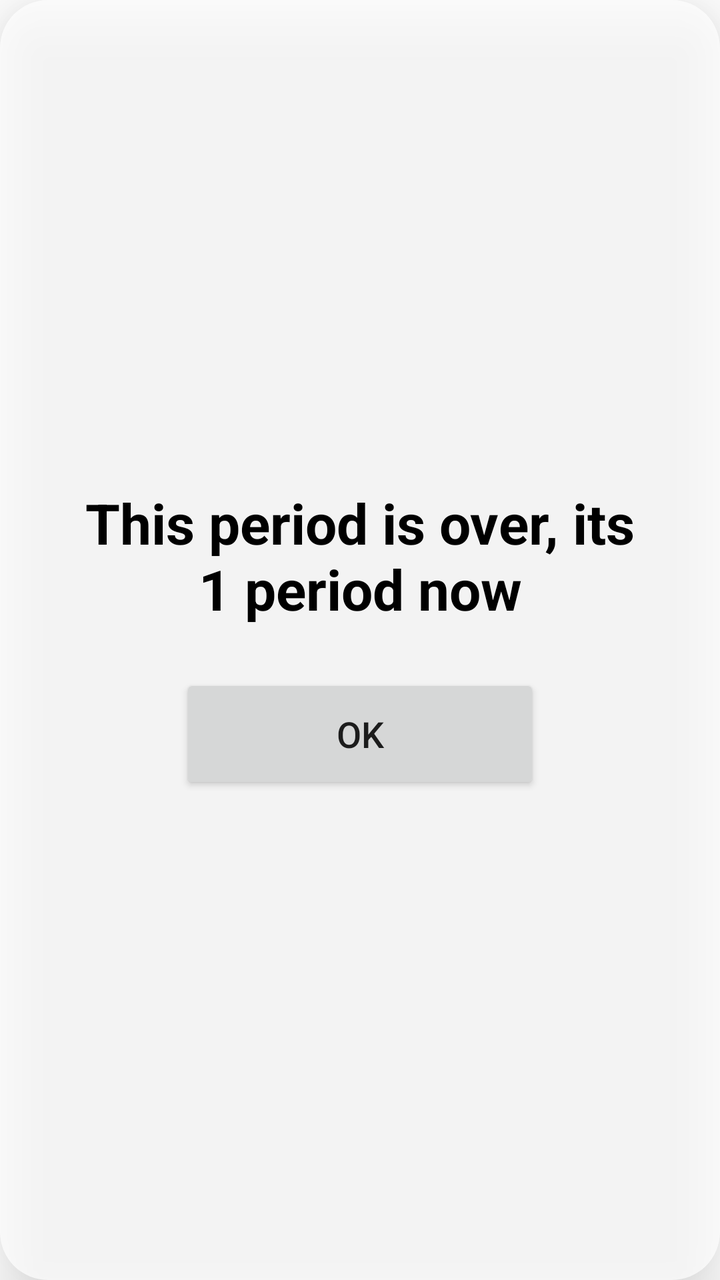
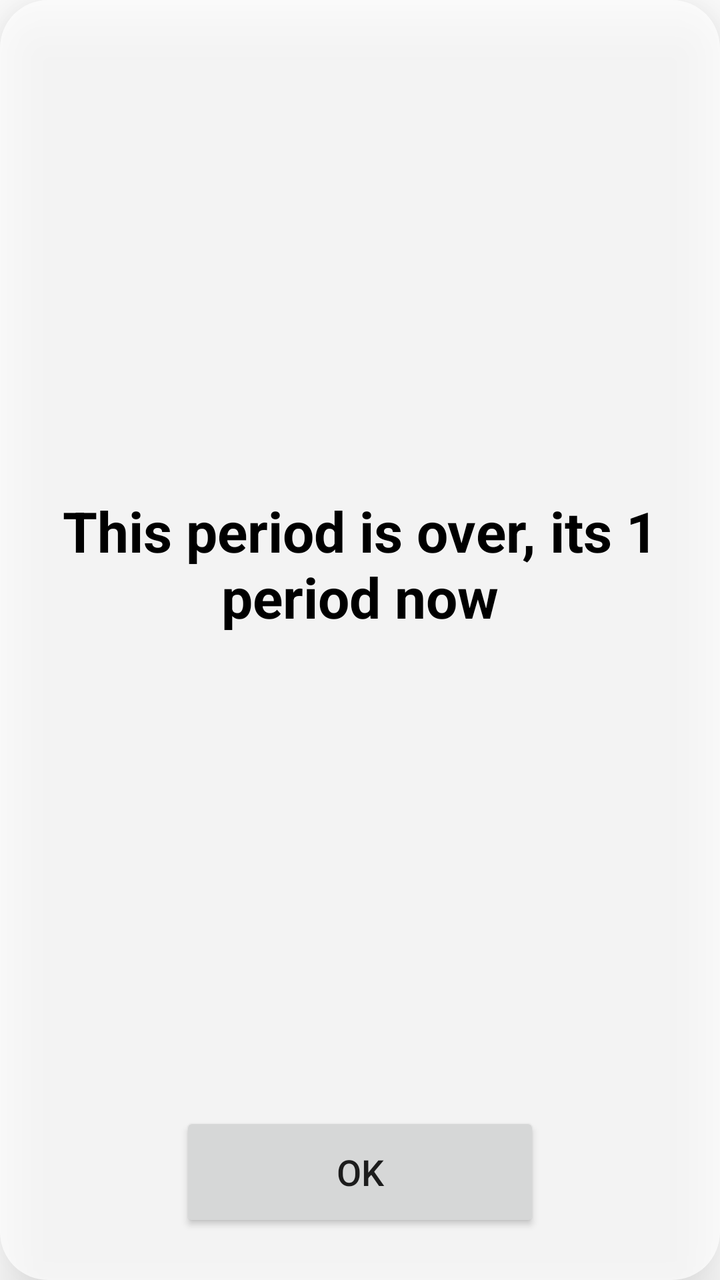

An Android layout rendered at two revisions. The XML below is the earlier revision; the diff shows what the commit changed to produce the second picture.
<!-- AndroidManifest.xml: application theme Theme.GeneoClockOverlay -->
<!-- res/layout/overlay_period_popup.xml -->
<?xml version="1.0" encoding="utf-8"?>
<LinearLayout xmlns:android="http://schemas.android.com/apk/res/android"
    android:layout_width="420dp"
    android:layout_height="wrap_content"
    android:orientation="vertical"
    android:background="@drawable/bg_clock_pill"
    android:padding="32dp"
    android:elevation="18dp"
    android:gravity="center">

    <TextView
        android:id="@+id/tvPopupMessage"
        android:layout_width="match_parent"
        android:layout_height="wrap_content"
        android:gravity="center"
        android:text="This period is over, its 1 period now"
        android:textColor="#000000"
        android:textSize="28sp"
        android:textStyle="bold"
        android:layout_marginBottom="24dp" />

    <Button
        android:id="@+id/btnPopupOk"
        android:layout_width="180dp"
        android:layout_height="60dp"
        android:textSize="18sp"
        android:text="OK" />

</LinearLayout>
<!-- resources referenced by this layout -->
<resources>
  <!-- drawable bg_clock_pill (drawable) -->
  <?xml version="1.0" encoding="utf-8"?>
  <shape xmlns:android="http://schemas.android.com/apk/res/android"
      android:shape="rectangle">
      <solid android:color="#B3FFFFFF" />
      <corners android:radius="24dp" />
  </shape>
  <style name="Theme.GeneoClockOverlay" parent="Theme.MaterialComponents.DayNight.NoActionBar" />
</resources>

<!-- the commit's change to res/layout/overlay_period_popup.xml (unified diff, before → after) -->
@@ -1,23 +1,24 @@
 <?xml version="1.0" encoding="utf-8"?>
 <LinearLayout xmlns:android="http://schemas.android.com/apk/res/android"
-    android:layout_width="420dp"
-    android:layout_height="wrap_content"
+    android:layout_width="match_parent"
+    android:layout_height="match_parent"
     android:orientation="vertical"
     android:background="@drawable/bg_clock_pill"
-    android:padding="32dp"
+    android:padding="24dp"
     android:elevation="18dp"
     android:gravity="center">
 
     <TextView
         android:id="@+id/tvPopupMessage"
         android:layout_width="match_parent"
-        android:layout_height="wrap_content"
+        android:layout_height="0dp"
+        android:layout_weight="1"
         android:gravity="center"
         android:text="This period is over, its 1 period now"
         android:textColor="#000000"
         android:textSize="28sp"
         android:textStyle="bold"
-        android:layout_marginBottom="24dp" />
+        android:layout_marginBottom="16dp" />
 
     <Button
         android:id="@+id/btnPopupOk"
